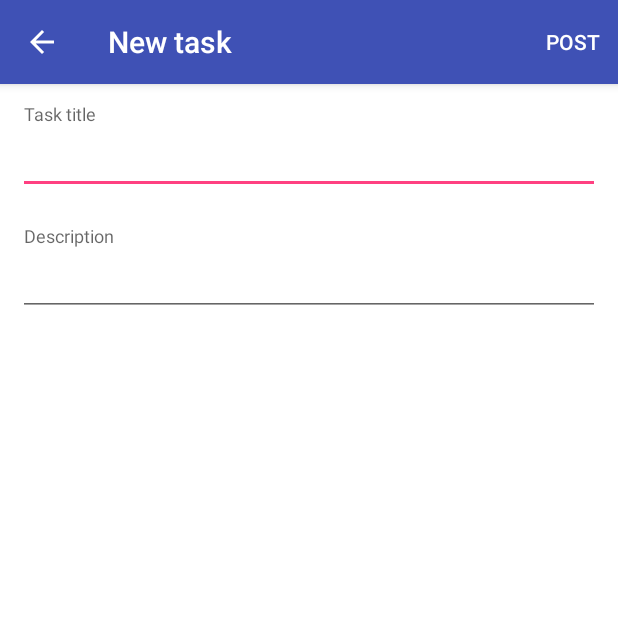
After one commit to CMPUT301W18T18/werkify, an Android app: the EditTaskActivity screen opened directly, with no data from a screen before it, on a phone screen of 412 x 824 dp, the top half of it. The commit adds this screen. Run offline under Robolectric (Android 15) with nearby library versions, the phone set to English and light mode, and no system bars.

Commit message:
initial EditTaskActivity

```diff
--- /dev/null
+++ b/wrkify/app/src/main/java/ca/ualberta/cs/wrkify/EditTaskActivity.java
@@ -0,0 +1,157 @@
+/*
+ * Copyright 2018 CMPUT301W18T18
+ *
+ * Licensed under the Apache License, Version 2.0 (the "License");
+ * you may not use this file except in compliance with the License.
+ * You may obtain a copy of the License at
+ *
+ *     http://www.apache.org/licenses/LICENSE-2.0
+ *
+ * Unless required by applicable law or agreed to in writing, software
+ * distributed under the License is distributed on an "AS IS" BASIS,
+ * WITHOUT WARRANTIES OR CONDITIONS OF ANY KIND, either express or implied.
+ * See the License for the specific language governing permissions and
+ * limitations under the License.
+ *
+ */
+
+package ca.ualberta.cs.wrkify;
+
+import android.content.Intent;
+import android.support.v7.app.ActionBar;
+import android.support.v7.app.AppCompatActivity;
+import android.os.Bundle;
+import android.view.Menu;
+import android.view.MenuItem;
+import android.widget.EditText;
+
+/**
+ * Activity for a task requester to edit a task that they own
+ * or to create a new task. An existing task should be passed
+ * in as EXTRA_EXISTING_TASK. If it is unset, a new task will
+ * be created. Edited/created tasks will be returned as
+ * EXTRA_RETURNED_TASK, with an appropriate result code:
+ *     RESULT_TASK_CREATED for a new task
+ *     RESULT_OK for an edited task
+ * If the task is deleted from this activity,
+ * EXTRA_RETURNED_TASK will be unset and the result will be
+ * RESULT_TASK_DELETED. The parent activity must perform the
+ * actual deletion of the task in this case.
+ */
+public class EditTaskActivity extends AppCompatActivity {
+    public static final String EXTRA_EXISTING_TASK = "ca.ualberta.cs.wrkify.EXTRA_EXISTING_TASK";
+    public static final String EXTRA_RETURNED_TASK = "ca.ualberta.cs.wrkify.EXTRA_RETURNED_TASK";
+    public static final int RESULT_TASK_CREATED = 11;
+    public static final int RESULT_TASK_DELETED = 12;
+
+    private Task task;
+    private boolean taskIsNew = false;
+
+    private EditText titleField;
+    private EditText descriptionField;
+
+    @Override
+    protected void onCreate(Bundle savedInstanceState) {
+        super.onCreate(savedInstanceState);
+        setContentView(R.layout.activity_edit_task);
+
+        ActionBar actionBar = getSupportActionBar();
+
+        this.titleField = findViewById(R.id.editTaskTitleField);
+        this.descriptionField = findViewById(R.id.editTaskDescriptionField);
+
+        this.task = (Task) getIntent().getSerializableExtra(EXTRA_EXISTING_TASK);
+
+        if (this.task == null) {
+            // TODO this may or may not need to be changed to allow server connectivity
+            this.task = new ConcreteTask();
+            this.taskIsNew = true;
+            if (actionBar != null) { actionBar.setTitle("New task"); }
+        } else {
+            this.taskIsNew = false;
+            if (actionBar != null) { actionBar.setTitle("Editing task"); }
+
+            // populate fields
+            titleField.setText(task.getTitle());
+            descriptionField.setText(task.getDescription());
+        }
+    }
+
+    @Override
+    public boolean onCreateOptionsMenu(Menu menu) {
+        getMenuInflater().inflate(R.menu.edit_task, menu);
+
+        MenuItem saveItem = menu.findItem(R.id.menuItemSaveTask);
+        MenuItem deleteItem = menu.findItem(R.id.menuItemDeleteTask);
+
+        if (this.taskIsNew) {
+            // Set up menu for new task:
+
+            // Save button is labelled "post"
+            saveItem.setTitle("Post");
+
+            // Delete button is not available
+            deleteItem.setVisible(false);
+        }
+        else {
+            // Set up menu for editing existing task:
+
+            // Delete button deletes task
+            deleteItem.setOnMenuItemClickListener(new MenuItem.OnMenuItemClickListener() {
+                @Override
+                public boolean onMenuItemClick(MenuItem item) {
+                    ConfirmationDialogFragment confirmation = ConfirmationDialogFragment.makeDialog(
+                            "Delete this task?",
+                            "Cancel", "Delete",
+                            new ConfirmationDialogFragment.OnConfirmListener() {
+                                @Override
+                                public void onConfirm() {
+                                    deleteAndFinish();
+                                }
+                            }
+                    );
+                    confirmation.show(getFragmentManager(), null);
+                    return true;
+                }
+            });
+        }
+
+        // Clicking save always saves task
+        saveItem.setOnMenuItemClickListener(new MenuItem.OnMenuItemClickListener() {
+                @Override
+                public boolean onMenuItemClick(MenuItem item) {
+                    saveAndFinish();
+                    return true;
+                }
+            });
+
+        return true;
+    }
+
+    /**
+     * Finishes the activity with RESULT_TASK_DELETED.
+     * This should signal the parent activity to delete the task.
+     */
+    private void deleteAndFinish() {
+        setResult(RESULT_TASK_DELETED);
+        finish();
+    }
+
+    /**
+     * Writes changes to the task and finishes the activity.
+     * Returns RESULT_TASK_CREATED if this is a new task, or
+     * else RESULT_OK if the task exists and has been edited.
+     */
+    private void saveAndFinish() {
+        task.setTitle(titleField.getText().toString());
+        task.setDescription(descriptionField.getText().toString());
+
+        Intent intent = getIntent();
+        intent.putExtra(EXTRA_RETURNED_TASK, this.task);
+
+        if (taskIsNew) setResult(RESULT_TASK_CREATED, intent);
+        else setResult(RESULT_OK, intent);
+
+        finish();
+    }
+}
--- /dev/null
+++ b/wrkify/app/src/main/res/layout/activity_edit_task.xml
@@ -0,0 +1,72 @@
+<?xml version="1.0" encoding="utf-8"?>
+<!--
+  ~ Copyright 2018 CMPUT301W18T18
+  ~
+  ~ Licensed under the Apache License, Version 2.0 (the "License");
+  ~ you may not use this file except in compliance with the License.
+  ~ You may obtain a copy of the License at
+  ~
+  ~     http://www.apache.org/licenses/LICENSE-2.0
+  ~
+  ~ Unless required by applicable law or agreed to in writing, software
+  ~ distributed under the License is distributed on an "AS IS" BASIS,
+  ~ WITHOUT WARRANTIES OR CONDITIONS OF ANY KIND, either express or implied.
+  ~ See the License for the specific language governing permissions and
+  ~ limitations under the License.
+  ~
+  -->
+
+<android.support.constraint.ConstraintLayout xmlns:android="http://schemas.android.com/apk/res/android"
+    xmlns:app="http://schemas.android.com/apk/res-auto"
+    xmlns:tools="http://schemas.android.com/tools"
+    android:layout_width="match_parent"
+    android:layout_height="match_parent"
+    tools:context="ca.ualberta.cs.wrkify.EditTaskActivity">
+
+    <TextView
+        android:id="@+id/editTaskTitleLabel"
+        android:labelFor="@id/editTaskTitleField"
+        android:layout_width="wrap_content"
+        android:layout_height="wrap_content"
+        app:layout_constraintBottom_toTopOf="@id/editTaskTitleField"
+        app:layout_constraintLeft_toLeftOf="@id/editTaskTitleField"
+        android:layout_marginStart="4dp"
+        android:text="@string/edit_task_title_label"
+        style="@style/Base.TextAppearance.AppCompat.Caption" />
+
+    <EditText
+        android:id="@+id/editTaskTitleField"
+        android:layout_width="match_parent"
+        android:layout_height="wrap_content"
+        android:layout_marginTop="28dp"
+        android:singleLine="true"
+        android:layout_marginStart="12dp"
+        android:layout_marginEnd="12dp"
+        android:inputType="textCapSentences"
+        app:layout_constraintStart_toStartOf="parent"
+        app:layout_constraintRight_toRightOf="parent"
+        app:layout_constraintTop_toTopOf="parent" />
+
+    <TextView
+        android:id="@+id/editTaskDescriptionLabel"
+        android:labelFor="@id/editTaskDescriptionField"
+        android:layout_width="wrap_content"
+        android:layout_height="wrap_content"
+        android:text="@string/edit_task_description_label"
+        android:textAppearance="@style/Base.TextAppearance.AppCompat.Caption"
+        app:layout_constraintBottom_toTopOf="@+id/editTaskDescriptionField"
+        app:layout_constraintStart_toStartOf="@id/editTaskDescriptionField"
+        android:layout_marginStart="4dp" />
+
+    <EditText
+        android:id="@+id/editTaskDescriptionField"
+        android:layout_marginStart="12dp"
+        android:layout_marginEnd="12dp"
+        app:layout_constraintTop_toBottomOf="@id/editTaskTitleField"
+        android:layout_marginTop="36dp"
+        android:layout_width="match_parent"
+        android:layout_height="wrap_content"
+        android:singleLine="false"
+        android:inputType="textCapSentences" />
+
+</android.support.constraint.ConstraintLayout>
--- /dev/null
+++ b/wrkify/app/src/main/res/menu/edit_task.xml
@@ -0,0 +1,26 @@
+<?xml version="1.0" encoding="utf-8"?>
+<!--
+  ~ Copyright 2018 CMPUT301W18T18
+  ~
+  ~ Licensed under the Apache License, Version 2.0 (the "License");
+  ~ you may not use this file except in compliance with the License.
+  ~ You may obtain a copy of the License at
+  ~
+  ~     http://www.apache.org/licenses/LICENSE-2.0
+  ~
+  ~ Unless required by applicable law or agreed to in writing, software
+  ~ distributed under the License is distributed on an "AS IS" BASIS,
+  ~ WITHOUT WARRANTIES OR CONDITIONS OF ANY KIND, either express or implied.
+  ~ See the License for the specific language governing permissions and
+  ~ limitations under the License.
+  ~
+  -->
+
+<menu xmlns:android="http://schemas.android.com/apk/res/android"
+    xmlns:app="http://schemas.android.com/apk/res-auto">
+
+    <item android:id="@+id/menuItemSaveTask"
+        android:title="Save" app:showAsAction="ifRoom" />
+    <item android:id="@+id/menuItemDeleteTask"
+        android:title="Delete task" app:showAsAction="never" />
+</menu>
--- a/wrkify/app/src/main/res/values/strings.xml
+++ b/wrkify/app/src/main/res/values/strings.xml
@@ -15,4 +15,6 @@
     <string name="login_register">Sign up</string>
     <string name="register_caption">Create a new account</string>
     <string name="register_register">Register</string>
+    <string name="edit_task_title_label">Task title</string>
+    <string name="edit_task_description_label">Description</string>
 </resources>
```
Also changed, not shown: wrkify/app/src/main/AndroidManifest.xml (+9 -5 lines), wrkify/app/src/main/res/layout/activity_view_task.xml (+11 -3 lines), 1 other file.
